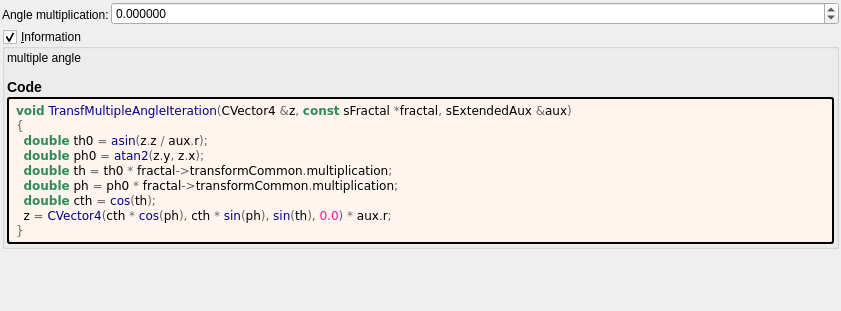
Above: mandelbulber2/formula/ui/transf_multiple_angle.ui from buddhi1980/mandelbulber2 before the change. Below: the same form after it.
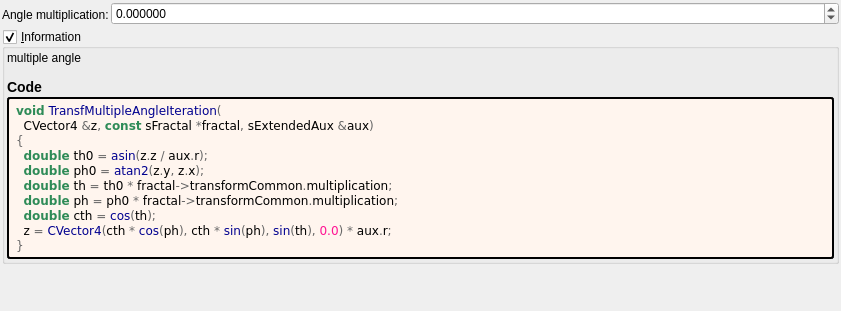
That is the form after the change. Custom widgets are drawn as their Qt base class.

What changed in the file:
```diff
--- a/mandelbulber2/formula/ui/transf_multiple_angle.ui
+++ b/mandelbulber2/formula/ui/transf_multiple_angle.ui
@@ -123,7 +123,8 @@
         </property>
         <property name="text">
          <string notr="true">&lt;body style=&quot;background-color:#fff5ee&quot;&gt;
-&lt;pre style=&quot;color:#000000; background-color:#fff5ee;  font-family:'Courier New',monospace;&quot;&gt;&lt;span style=&quot;color:#2e8b57; font-weight:bold&quot;&gt;void&lt;/span&gt; &lt;span style=&quot;color:#00008f&quot;&gt;TransfMultipleAngleIteration&lt;/span&gt;&lt;span style=&quot;color:#676767&quot;&gt;(&lt;/span&gt;CVector4 &lt;span style=&quot;color:#676767&quot;&gt;&amp;amp;&lt;/span&gt;z&lt;span style=&quot;color:#676767&quot;&gt;,&lt;/span&gt; &lt;span style=&quot;color:#2e8b57; font-weight:bold&quot;&gt;const&lt;/span&gt; sFractal &lt;span style=&quot;color:#676767&quot;&gt;*&lt;/span&gt;fractal&lt;span style=&quot;color:#676767&quot;&gt;,&lt;/span&gt; sExtendedAux &lt;span style=&quot;color:#676767&quot;&gt;&amp;amp;&lt;/span&gt;aux&lt;span style=&quot;color:#676767&quot;&gt;)&lt;/span&gt;
+&lt;pre style=&quot;color:#000000; background-color:#fff5ee;  font-family:'Courier New',monospace;&quot;&gt;&lt;span style=&quot;color:#2e8b57; font-weight:bold&quot;&gt;void&lt;/span&gt; &lt;span style=&quot;color:#00008f&quot;&gt;TransfMultipleAngleIteration&lt;/span&gt;&lt;span style=&quot;color:#676767&quot;&gt;(&lt;/span&gt;
+  CVector4 &lt;span style=&quot;color:#676767&quot;&gt;&amp;amp;&lt;/span&gt;z&lt;span style=&quot;color:#676767&quot;&gt;,&lt;/span&gt; &lt;span style=&quot;color:#2e8b57; font-weight:bold&quot;&gt;const&lt;/span&gt; sFractal &lt;span style=&quot;color:#676767&quot;&gt;*&lt;/span&gt;fractal&lt;span style=&quot;color:#676767&quot;&gt;,&lt;/span&gt; sExtendedAux &lt;span style=&quot;color:#676767&quot;&gt;&amp;amp;&lt;/span&gt;aux&lt;span style=&quot;color:#676767&quot;&gt;)&lt;/span&gt;
 &lt;span style=&quot;color:#676767&quot;&gt;{&lt;/span&gt;
   &lt;span style=&quot;color:#2e8b57; font-weight:bold&quot;&gt;double&lt;/span&gt; th0 &lt;span style=&quot;color:#676767&quot;&gt;=&lt;/span&gt; &lt;span style=&quot;color:#00008f&quot;&gt;asin&lt;/span&gt;&lt;span style=&quot;color:#676767&quot;&gt;(&lt;/span&gt;z&lt;span style=&quot;color:#676767&quot;&gt;.&lt;/span&gt;z &lt;span style=&quot;color:#676767&quot;&gt;/&lt;/span&gt; aux&lt;span style=&quot;color:#676767&quot;&gt;.&lt;/span&gt;r&lt;span style=&quot;color:#676767&quot;&gt;);&lt;/span&gt;
   &lt;span style=&quot;color:#2e8b57; font-weight:bold&quot;&gt;double&lt;/span&gt; ph0 &lt;span style=&quot;color:#676767&quot;&gt;=&lt;/span&gt; &lt;span style=&quot;color:#00008f&quot;&gt;atan2&lt;/span&gt;&lt;span style=&quot;color:#676767&quot;&gt;(&lt;/span&gt;z&lt;span style=&quot;color:#676767&quot;&gt;.&lt;/span&gt;y&lt;span style=&quot;color:#676767&quot;&gt;,&lt;/span&gt; z&lt;span style=&quot;color:#676767&quot;&gt;.&lt;/span&gt;x&lt;span style=&quot;color:#676767&quot;&gt;);&lt;/span&gt;
```
